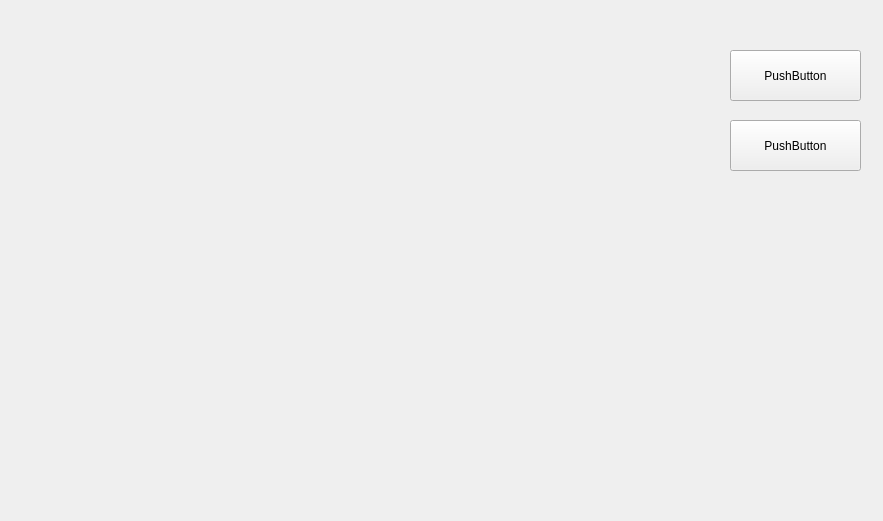
MedvedevIgS/PetProject1, file MainWin.ui: the form before one commit.
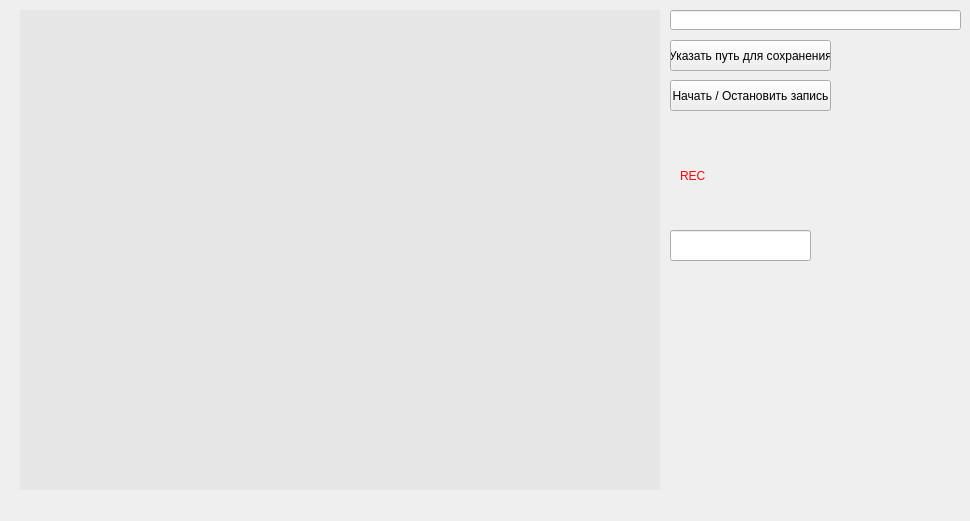
The form after the commit.

Commit message: Рабочая версия: -Добавлено указание пути для записи выходного файла -Добавлен тайме отсчитывающий сколько времени идет запись(не до конца правильно работает)

The edit to the form file:
```diff
--- a/MainWin.ui
+++ b/MainWin.ui
@@ -6,7 +6,7 @@
    <rect>
     <x>0</x>
     <y>0</y>
-    <width>883</width>
+    <width>970</width>
     <height>521</height>
    </rect>
   </property>
@@ -17,27 +17,27 @@
    <widget class="QPushButton" name="pushBUTT">
     <property name="geometry">
      <rect>
-      <x>730</x>
-      <y>50</y>
-      <width>131</width>
-      <height>51</height>
+      <x>670</x>
+      <y>80</y>
+      <width>161</width>
+      <height>31</height>
      </rect>
     </property>
     <property name="text">
-     <string>PushButton</string>
+     <string>Начать / Остановить запись</string>
     </property>
    </widget>
    <widget class="QPushButton" name="pushButton_2">
     <property name="geometry">
      <rect>
-      <x>730</x>
-      <y>120</y>
-      <width>131</width>
-      <height>51</height>
+      <x>670</x>
+      <y>40</y>
+      <width>161</width>
+      <height>31</height>
      </rect>
     </property>
     <property name="text">
-     <string>PushButton</string>
+     <string>Указать путь для сохранения</string>
     </property>
    </widget>
    <widget class="QLabel" name="Video">
@@ -48,6 +48,58 @@
       <width>640</width>
       <height>480</height>
      </rect>
+    </property>
+    <property name="styleSheet">
+     <string notr="true">background-color: rgb(230, 230, 230);</string>
+    </property>
+    <property name="text">
+     <string/>
+    </property>
+   </widget>
+   <widget class="QLineEdit" name="linebrow">
+    <property name="enabled">
+     <bool>true</bool>
+    </property>
+    <property name="geometry">
+     <rect>
+      <x>670</x>
+      <y>10</y>
+      <width>291</width>
+      <height>20</height>
+     </rect>
+    </property>
+    <property name="readOnly">
+     <bool>true</bool>
+    </property>
+   </widget>
+   <widget class="QLabel" name="labelREC">
+    <property name="geometry">
+     <rect>
+      <x>680</x>
+      <y>150</y>
+      <width>71</width>
+      <height>51</height>
+     </rect>
+    </property>
+    <property name="styleSheet">
+     <string notr="true">font: 28pt &quot;MS Shell Dlg 2&quot;;
+color: rgb(255, 0, 4);</string>
+    </property>
+    <property name="text">
+     <string>REC</string>
+    </property>
+   </widget>
+   <widget class="QLineEdit" name="timerLine">
+    <property name="geometry">
+     <rect>
+      <x>670</x>
+      <y>230</y>
+      <width>141</width>
+      <height>31</height>
+     </rect>
+    </property>
+    <property name="styleSheet">
+     <string notr="true">font: 14pt &quot;MS Shell Dlg 2&quot;;</string>
     </property>
     <property name="text">
      <string/>
```
Left out of the diff: 4 changed lines with no effect on the pictures. The commit also changes 1 other file.
